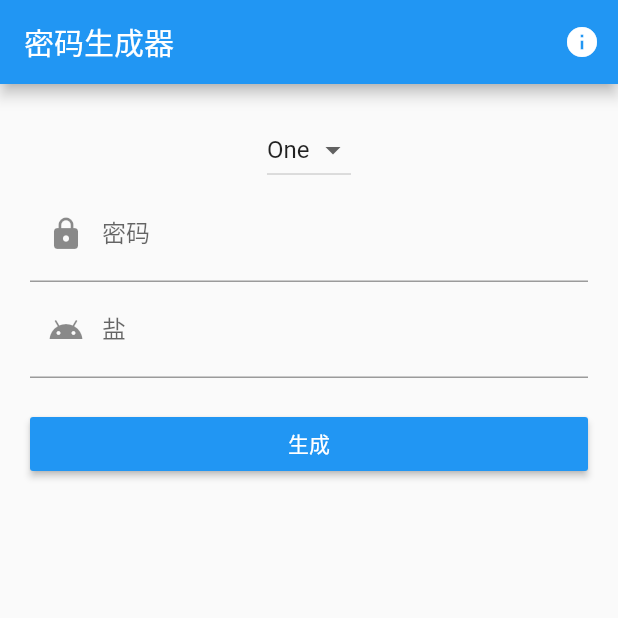
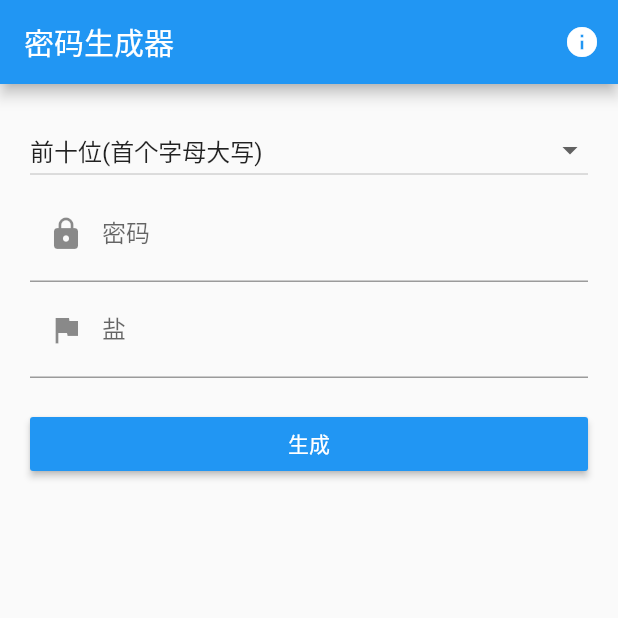
Before and after one commit to Lenny-Hu/password, a Flutter app: the screen it shows after launch, on a phone screen of 412 x 824 dp, the top half of it. Run offline on Flutter 3.47's test engine with Material 2 defaults, Android fonts, the phone set to English and light mode, and no system bars.

Commit message:
新增获取常用10位、6位密码的选项

```diff
--- a/lib/main.dart
+++ b/lib/main.dart
@@ -32,11 +32,19 @@ class _FormPageState extends State<FormPage> {
 
   String _password;
   String _salt;
-  String _dropdownValue = "One";
+  String _selectedType; // 下拉菜单（截取长度）
+  Map _typeMap = {
+    '10': '前十位(首个字母大写)',
+    '6': '前六位数字',
+    '0': '全部'
+  };
+  List<DropdownMenuItem<String>> _typeItems;
 
   @override
-  void initState() {
+  void initState() { // 相当于vue生命周期的create()
     // TODO: implement initState
+    _typeItems = buildAndGetTypeItems(_typeMap); // 获取设置的项
+    _selectedType = _typeItems[0].value; // 默认选中第一项
     super.initState();
   }
 
@@ -51,27 +59,67 @@ class _FormPageState extends State<FormPage> {
 
     if (form.validate()) {
       form.save();
-      performLogin();
+      _generatePwd();
     }
   }
 
-  void performLogin() {
+  void _generatePwd() {
+    String _pwd;
+    String _newPwd = '';
+    print('密码<$_password>盐<$_salt>');
     var _bytes = utf8.encode(_password + _salt);
-    var _digest = sha256.convert(_bytes);
-//    final snackbar = new SnackBar(
-//      content: new Text("盐 : $_salt, 密码 : $_password，加密后 $_digest"),
-//    );
+    _pwd = sha256.convert(_bytes).toString();
+
+    // 根据type值进行处理
+    switch (_selectedType) {
+      case '6':
+        for (var i = 0; i < _pwd.length; i++) {
+
+          if (_newPwd.length >= 6) {
+            break;
+          }
+          if (_pwd[i].contains(new RegExp('\\d'))) {
+            _newPwd += _pwd[i];
+          }
+        }
+        break;
+
+      case '10':
+        _pwd = _pwd.substring(0, 10);
+        var _changed = false;
+        for (var i = 0; i < _pwd.length; i++) {
+          if (!_changed & _pwd[i].contains(new RegExp('[a-z]'))) {
+            _newPwd += _pwd[i].toUpperCase();
+            _changed = true;
+          } else {
+             _newPwd += _pwd[i];
+          }
+        }
+        break;
+      default:
+        _newPwd = _pwd;
+    }
+
     final snackbar = new SnackBar(
-      content: new Text('$_digest'),
+      content: new Text('$_newPwd'),
       action: new SnackBarAction(
           label: '复制',
           onPressed: () {
             // 复制到粘贴版
-            ClipboardData data = new ClipboardData(text: "$_digest");
+            ClipboardData data = new ClipboardData(text: "$_newPwd");
             Clipboard.setData(data);
           }),
     );
     scaffoldKey.currentState.showSnackBar(snackbar);
+  }
+
+  // 生成下拉选项
+  List<DropdownMenuItem<String>> buildAndGetTypeItems(Map _typeMap) {
+    List<DropdownMenuItem<String>> items = new List();
+    _typeMap.forEach((k, v) {
+      items.add(new DropdownMenuItem(value: k, child: new Text(v)));
+    });
+    return items;
   }
 
   @override
@@ -90,40 +138,41 @@ class _FormPageState extends State<FormPage> {
             key: formKey,
             child: new Column(
               children: <Widget>[
-                DropdownButton<String>(
-                  value: _dropdownValue,
-                  onChanged: (String newValue) {
-                    setState(() {
-                      _dropdownValue = newValue;
-                    });
-                  },
-                  items: <String>['One', 'Two', 'Free', 'Four']
-                      .map<DropdownMenuItem<String>>((String value) {
-                    return DropdownMenuItem<String>(
-                      value: value,
-                      child: Text(value),
-                    );
-                  })
-                  .toList(),
+                new Row(
+                  children: [
+                    Expanded(
+                      child: DropdownButton<String>(
+                        isExpanded: true,
+                        value: _selectedType,
+                        onChanged: (String newValue) {
+                          setState(() {
+                            _selectedType = newValue;
+                          });
+                        },
+                        items: _typeItems
+                      ),
+                    )
+                  ]
                 ),
                 new TextFormField(
                   decoration: new InputDecoration(
                     labelText: "密码",
-                    hintText: "请输入密码",
+                    hintText: "请输入密码（两头的空格会被移除）",
                     prefixIcon: Icon(Icons.lock),
                   ),
-                  validator: (val) => val.trim() == '' ? '请输入密码' : null,
+                  validator: (val) => val.trim().isEmpty ? '请输入密码' : null,
                   onSaved: (val) => _password = val.trim(),
+                  obscureText: true, // 显示成星号
                 ),
                 new TextFormField(
                   decoration: new InputDecoration(
                     labelText: "盐",
-                    hintText: "请输入盐，类似区别码",
-                    prefixIcon: Icon(Icons.android),
+                    hintText: "加点盐，生成不同的密码",
+                    prefixIcon: Icon(Icons.assistant_photo),
                   ),
-                  validator: (val) => val.trim() == '' ? '请输入盐' : null,
+                  validator: (val) => val.trim().isEmpty ? '请输入盐' : null,
                   onSaved: (val) => _salt = val.trim(),
-//                  obscureText: true, // 显示成星号
+                  obscureText: true, // 显示成星号
                 ),
                 new Padding(
                   padding: const EdgeInsets.only(top: 20.0),
```
Also changed, not shown: lib/about.dart (+11 -2 lines).
